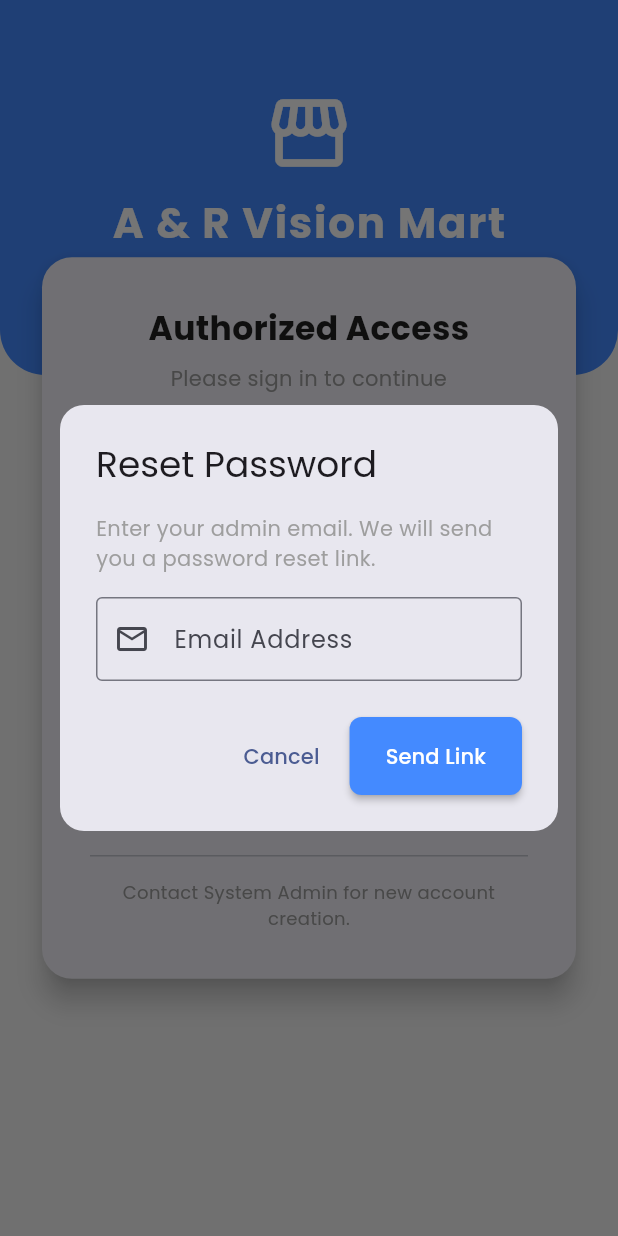
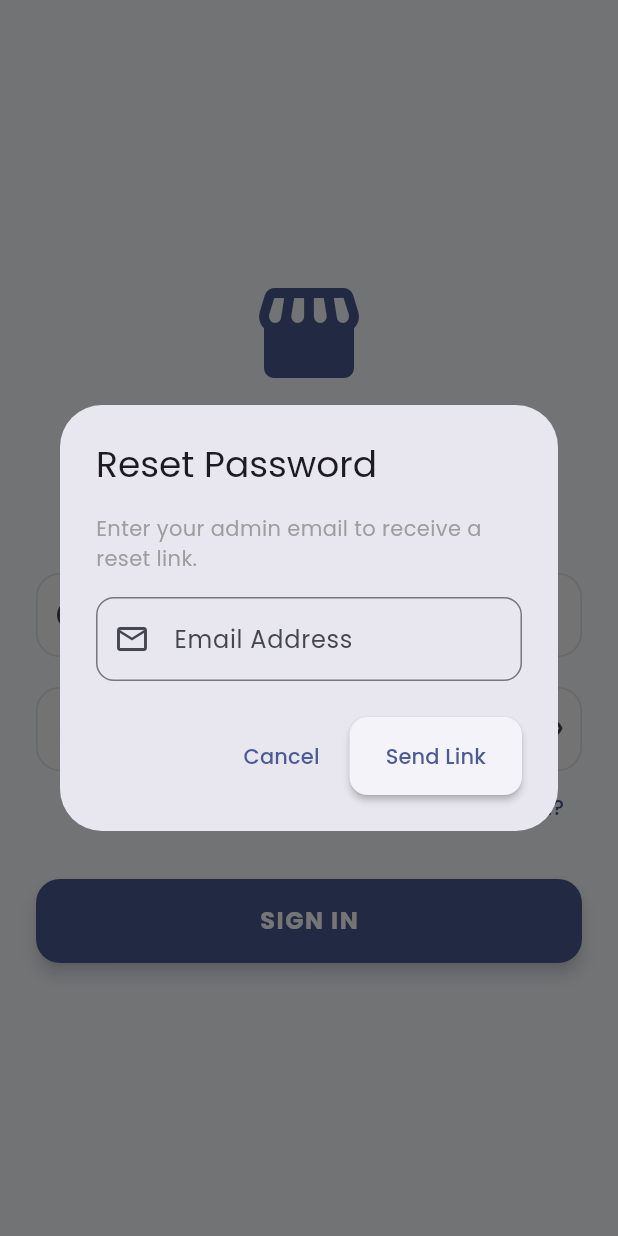
Before and after one commit to AbdullahRFA/vision_mart_app, a Flutter app: the screen it shows after launch, after a tap on "Forgot Password?", on a phone screen of 412 x 824 dp. Run offline on Flutter 3.47's test engine with Material 3 defaults, Android fonts, the light colour scheme and no system bars; our stand-ins replace cloud_firestore, firebase_auth, firebase_core, flutter_riverpod, google_fonts, pdf and 1 more; accounts and stored records are empty.

Commit message:
style(auth): redesign login screen for better accessibility and aesthetics
- Simplified layout by removing heavy header block
- Added input visibility toggle for password
- Improved input field touch targets and styling for dark mode
- Added loading state feedback to login button

Signed-off-by: AbdullahRFA <shakibrybmn@gmail.com>

```diff
--- a/lib/main.dart
+++ b/lib/main.dart
@@ -54,6 +54,12 @@
             padding: const EdgeInsets.symmetric(vertical: 16, horizontal: 24),
           ),
         ),
+        // FIXED: Used CardThemeData instead of CardTheme
+        cardTheme: const CardThemeData(
+          color: Colors.white,
+          elevation: 2,
+          margin: EdgeInsets.symmetric(vertical: 8, horizontal: 16),
+        ),
       ),
 
       // DARK THEME
@@ -74,9 +80,11 @@
           surfaceTintColor: Colors.transparent,
           titleTextStyle: TextStyle(color: Colors.white, fontSize: 20, fontWeight: FontWeight.bold),
         ),
-        cardTheme: CardTheme(
-          color: const Color(0xFF1E293B), // Slate 800
-          shape: RoundedRectangleBorder(borderRadius: BorderRadius.circular(16)),
+        // FIXED: Used CardThemeData instead of CardTheme
+        cardTheme: const CardThemeData(
+          color: Color(0xFF1E293B), // Slate 800
+          elevation: 4,
+          margin: EdgeInsets.symmetric(vertical: 8, horizontal: 16),
         ),
       ),
       themeMode: ThemeMode.system,
--- a/lib/src/features/authentication/presentation/auth_screen.dart
+++ b/lib/src/features/authentication/presentation/auth_screen.dart
@@ -13,22 +13,25 @@
   final _emailController = TextEditingController();
   final _passwordController = TextEditingController();
   bool _isLoading = false;
+  bool _isObscure = true;
 
   Future<void> _login() async {
+    if (_emailController.text.isEmpty || _passwordController.text.isEmpty) return;
+
     setState(() => _isLoading = true);
     try {
       await ref.read(authServiceProvider).signIn(
         _emailController.text.trim(),
         _passwordController.text.trim(),
       );
-      // Navigation is handled automatically by main.dart
     } catch (e) {
       if (mounted) {
         ScaffoldMessenger.of(context).showSnackBar(
           SnackBar(
             content: Text("Login Failed: ${e.toString()}"),
-            backgroundColor: Colors.red,
+            backgroundColor: Colors.red.shade600,
             behavior: SnackBarBehavior.floating,
+            shape: RoundedRectangleBorder(borderRadius: BorderRadius.circular(10)),
           ),
         );
       }
@@ -37,25 +40,24 @@
     }
   }
 
+  // ... _showForgotPasswordDialog logic remains same, just update UI styling inside it if needed ...
   void _showForgotPasswordDialog() {
     final resetEmailController = TextEditingController(text: _emailController.text);
-
     showDialog(
       context: context,
       builder: (ctx) => AlertDialog(
         title: const Text("Reset Password"),
-        shape: RoundedRectangleBorder(borderRadius: BorderRadius.circular(16)),
         content: Column(
           mainAxisSize: MainAxisSize.min,
           children: [
-            const Text("Enter your admin email. We will send you a password reset link.", style: TextStyle(color: Colors.grey)),
+            const Text("Enter your admin email to receive a reset link.", style: TextStyle(color: Colors.grey)),
             const SizedBox(height: 16),
             TextField(
               controller: resetEmailController,
-              decoration: const InputDecoration(
+              decoration: InputDecoration(
                 labelText: "Email Address",
-                border: OutlineInputBorder(),
-                prefixIcon: Icon(Icons.email_outlined),
+                prefixIcon: const Icon(Icons.email_outlined),
+                border: OutlineInputBorder(borderRadius: BorderRadius.circular(12)),
               ),
               keyboardType: TextInputType.emailAddress,
             ),
@@ -64,28 +66,16 @@
         actions: [
           TextButton(onPressed: () => Navigator.pop(ctx), child: const Text("Cancel")),
           ElevatedButton(
-            style: ElevatedButton.styleFrom(
-              backgroundColor: Colors.blueAccent,
-              foregroundColor: Colors.white,
-              shape: RoundedRectangleBorder(borderRadius: BorderRadius.circular(8)),
-            ),
             onPressed: () async {
               if (resetEmailController.text.isEmpty) return;
               Navigator.pop(ctx);
-
               try {
                 await ref.read(authServiceProvider).sendPasswordResetEmail(resetEmailController.text.trim());
                 if (mounted) {
-                  ScaffoldMessenger.of(context).showSnackBar(
-                    const SnackBar(content: Text("Reset link sent! Check your email."), backgroundColor: Colors.green),
-                  );
+                  ScaffoldMessenger.of(context).showSnackBar(const SnackBar(content: Text("Reset link sent!")));
                 }
               } catch (e) {
-                if (mounted) {
-                  ScaffoldMessenger.of(context).showSnackBar(
-                    SnackBar(content: Text("Error: ${e.toString()}"), backgroundColor: Colors.red),
-                  );
-                }
+                // handle error
               }
             },
             child: const Text("Send Link"),
@@ -97,101 +87,86 @@
 
   @override
   Widget build(BuildContext context) {
+    final isDark = Theme.of(context).brightness == Brightness.dark;
+
     return Scaffold(
-      backgroundColor: Colors.grey[100],
-      body: Stack(
-        children: [
-          // Background Header Design
-          Container(
-            height: 250,
-            decoration: const BoxDecoration(
-              color: Colors.blueAccent,
-              borderRadius: BorderRadius.only(
-                bottomLeft: Radius.circular(30),
-                bottomRight: Radius.circular(30),
-              ),
-            ),
-            child: const Center(
+      // Clean background color based on theme
+      backgroundColor: Theme.of(context).scaffoldBackgroundColor,
+      body: Center(
+        child: SingleChildScrollView(
+          padding: const EdgeInsets.symmetric(horizontal: 24.0),
           child: Column(
             mainAxisAlignment: MainAxisAlignment.center,
+            crossAxisAlignment: CrossAxisAlignment.stretch,
             children: [
-                  Icon(Icons.storefront, size: 60, color: Colors.white),
-                  SizedBox(height: 10),
+              // 1. LOGO / BRANDING
+              Icon(
+                  Icons.storefront_rounded,
+                  size: 80,
+                  color: Theme.of(context).primaryColor
+              ),
+              const SizedBox(height: 16),
               Text(
-                    "A & R Vision Mart",
-                    style: TextStyle(
-                      color: Colors.white,
-                      fontSize: 28,
+                "Vision Mart",
+                textAlign: TextAlign.center,
+                style: Theme.of(context).textTheme.headlineMedium?.copyWith(
                   fontWeight: FontWeight.bold,
-                      letterSpacing: 1.2,
+                  color: isDark ? Colors.white : Colors.black87,
                 ),
               ),
               Text(
                 "Management System",
-                    style: TextStyle(color: Colors.white70, fontSize: 16),
+                textAlign: TextAlign.center,
+                style: Theme.of(context).textTheme.bodyMedium?.copyWith(
+                  color: Colors.grey,
+                  letterSpacing: 1.5,
                 ),
-                ],
+              ),
+              const SizedBox(height: 48),
+
+              // 2. FORM FIELDS
+              TextField(
+                controller: _emailController,
+                textInputAction: TextInputAction.next,
+                keyboardType: TextInputType.emailAddress,
+                decoration: InputDecoration(
+                  labelText: 'Admin Email',
+                  hintText: 'user@example.com',
+                  prefixIcon: const Icon(Icons.alternate_email_rounded),
+                  border: OutlineInputBorder(borderRadius: BorderRadius.circular(16)),
+                  filled: true,
+                  fillColor: isDark ? const Color(0xFF1E293B) : Colors.grey[50],
+                  enabledBorder: OutlineInputBorder(
+                    borderRadius: BorderRadius.circular(16),
+                    borderSide: BorderSide(color: isDark ? Colors.transparent : Colors.grey.shade300),
                   ),
                 ),
               ),
+              const SizedBox(height: 20),
 
-          // Login Card
-          Center(
-            child: SingleChildScrollView(
-              padding: const EdgeInsets.symmetric(horizontal: 24.0),
-              child: Card(
-                elevation: 8,
-                shape: RoundedRectangleBorder(borderRadius: BorderRadius.circular(20)),
-                child: Padding(
-                  padding: const EdgeInsets.all(32.0),
-                  child: Column(
-                    crossAxisAlignment: CrossAxisAlignment.stretch,
-                    children: [
-                      const Text(
-                        'Authorized Access',
-                        textAlign: TextAlign.center,
-                        style: TextStyle(
-                          fontSize: 22,
-                          fontWeight: FontWeight.bold,
-                          color: Colors.black87,
+              TextField(
+                controller: _passwordController,
+                textInputAction: TextInputAction.done,
+                onSubmitted: (_) => _login(),
+                decoration: InputDecoration(
+                  labelText: 'Password',
+                  prefixIcon: const Icon(Icons.lock_outline_rounded),
+                  suffixIcon: IconButton(
+                    icon: Icon(_isObscure ? Icons.visibility_outlined : Icons.visibility_off_outlined),
+                    onPressed: () => setState(() => _isObscure = !_isObscure),
+                  ),
+                  border: OutlineInputBorder(borderRadius: BorderRadius.circular(16)),
+                  filled: true,
+                  fillColor: isDark ? const Color(0xFF1E293B) : Colors.grey[50],
+                  enabledBorder: OutlineInputBorder(
+                    borderRadius: BorderRadius.circular(16),
+                    borderSide: BorderSide(color: isDark ? Colors.transparent : Colors.grey.shade300),
                   ),
                 ),
-                      const SizedBox(height: 8),
-                      const Text(
-                        'Please sign in to continue',
-                        textAlign: TextAlign.center,
-                        style: TextStyle(color: Colors.grey),
-                      ),
-                      const SizedBox(height: 30),
-
-                      // Email Field
-                      TextField(
-                        controller: _emailController,
-                        decoration: InputDecoration(
-                          labelText: 'Admin Email',
-                          prefixIcon: const Icon(Icons.email_outlined),
-                          border: OutlineInputBorder(borderRadius: BorderRadius.circular(12)),
-                          filled: true,
-                          fillColor: Colors.grey[50],
-                        ),
-                        keyboardType: TextInputType.emailAddress,
-                      ),
-                      const SizedBox(height: 16),
-
-                      // Password Field
-                      TextField(
-                        controller: _passwordController,
-                        decoration: InputDecoration(
-                          labelText: 'Password',
-                          prefixIcon: const Icon(Icons.lock_outline),
-                          border: OutlineInputBorder(borderRadius: BorderRadius.circular(12)),
-                          filled: true,
-                          fillColor: Colors.grey[50],
-                        ),
-                        obscureText: true,
+                obscureText: _isObscure,
               ),
 
-                      // Forgot Password
+              // 3. ACTIONS
               Align(
                 alignment: Alignment.centerRight,
                 child: TextButton(
@@ -199,51 +174,34 @@
                   child: const Text("Forgot Password?"),
                 ),
               ),
+              const SizedBox(height: 24),
 
-                      const SizedBox(height: 20),
-
-                      // Login Button
               SizedBox(
-                        height: 50,
+                height: 56,
                 child: ElevatedButton(
                   onPressed: _isLoading ? null : _login,
                   style: ElevatedButton.styleFrom(
-                            backgroundColor: Colors.blueAccent,
+                    backgroundColor: Theme.of(context).primaryColor,
                     foregroundColor: Colors.white,
-                            shape: RoundedRectangleBorder(borderRadius: BorderRadius.circular(12)),
-                            elevation: 2,
+                    shape: RoundedRectangleBorder(borderRadius: BorderRadius.circular(16)),
+                    elevation: 4,
+                    shadowColor: Theme.of(context).primaryColor.withOpacity(0.4),
                   ),
                   child: _isLoading
                       ? const SizedBox(
-                              height: 24,
-                              width: 24,
-                              child: CircularProgressIndicator(color: Colors.white, strokeWidth: 2)
+                      height: 24, width: 24,
+                      child: CircularProgressIndicator(color: Colors.white, strokeWidth: 2.5)
                   )
                       : const Text(
-                            'SECURE LOGIN',
-                            style: TextStyle(fontSize: 16, fontWeight: FontWeight.bold),
+                    'SIGN IN',
+                    style: TextStyle(fontSize: 16, fontWeight: FontWeight.bold, letterSpacing: 1),
                   ),
-                        ),
-                      ),
-                      const SizedBox(height: 24),
-
-                      const Divider(),
-                      const Padding(
-                        padding: EdgeInsets.only(top: 8.0),
-                        child: Text(
-                          "Contact System Admin for new account creation.",
-                          textAlign: TextAlign.center,
-                          style: TextStyle(color: Colors.grey, fontSize: 12),
                 ),
               ),
             ],
           ),
         ),
       ),
-            ),
-          ),
-        ],
-      ),
     );
   }
 }
```
Lines whose indentation alone changed are shown as unchanged.
